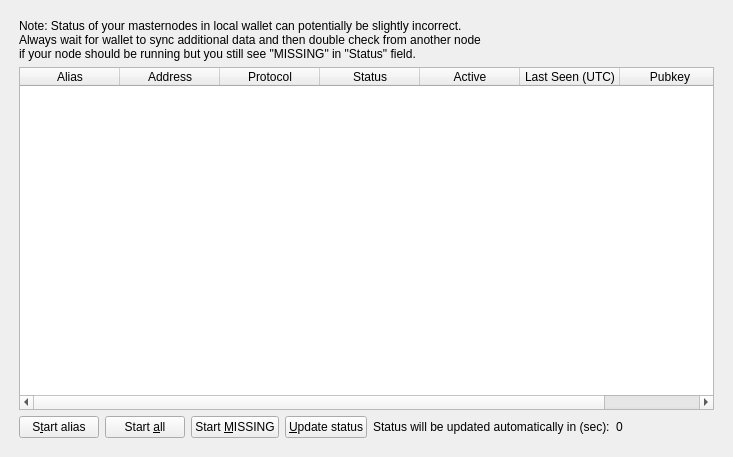
This is src/qt/forms/masternodelist.ui in MCLXI/cato2 as Qt 5 draws it before an edit. The edited form follows.
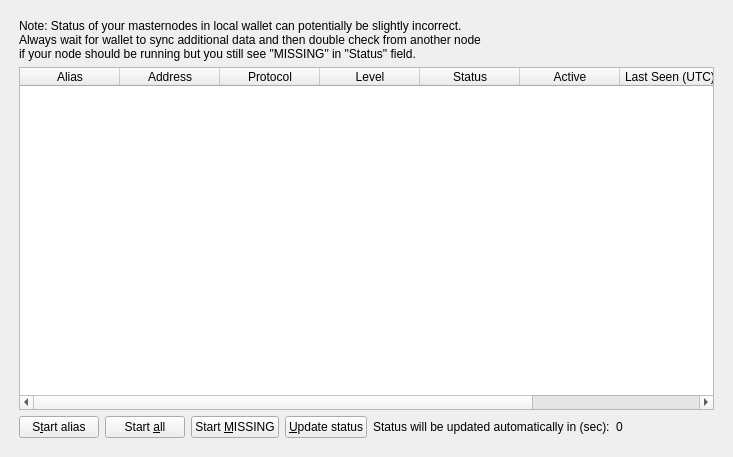
This is the edited form.

Diff of the .ui file:
```diff
--- a/src/qt/forms/masternodelist.ui
+++ b/src/qt/forms/masternodelist.ui
@@ -132,6 +132,11 @@
              <string>Protocol</string>
             </property>
 	   </column>
+	   <column>
+            <property name="text">
+             <string>Level</string>
+            </property>
+           </column>
            <column>
             <property name="text">
              <string>Status</string>
```
